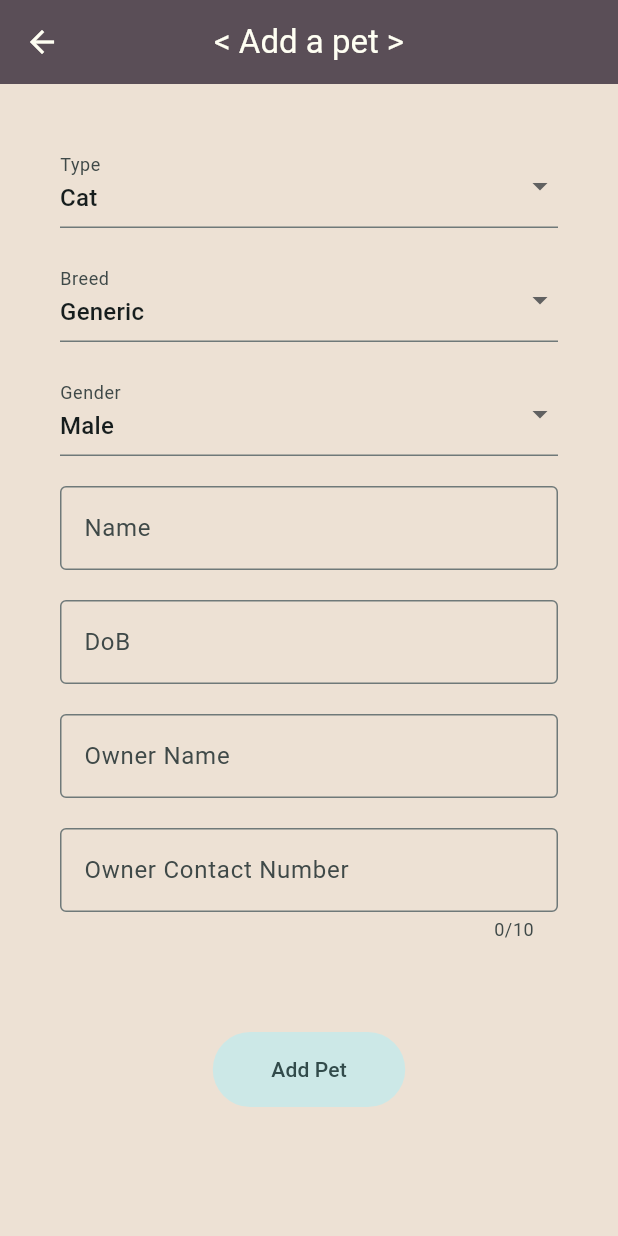
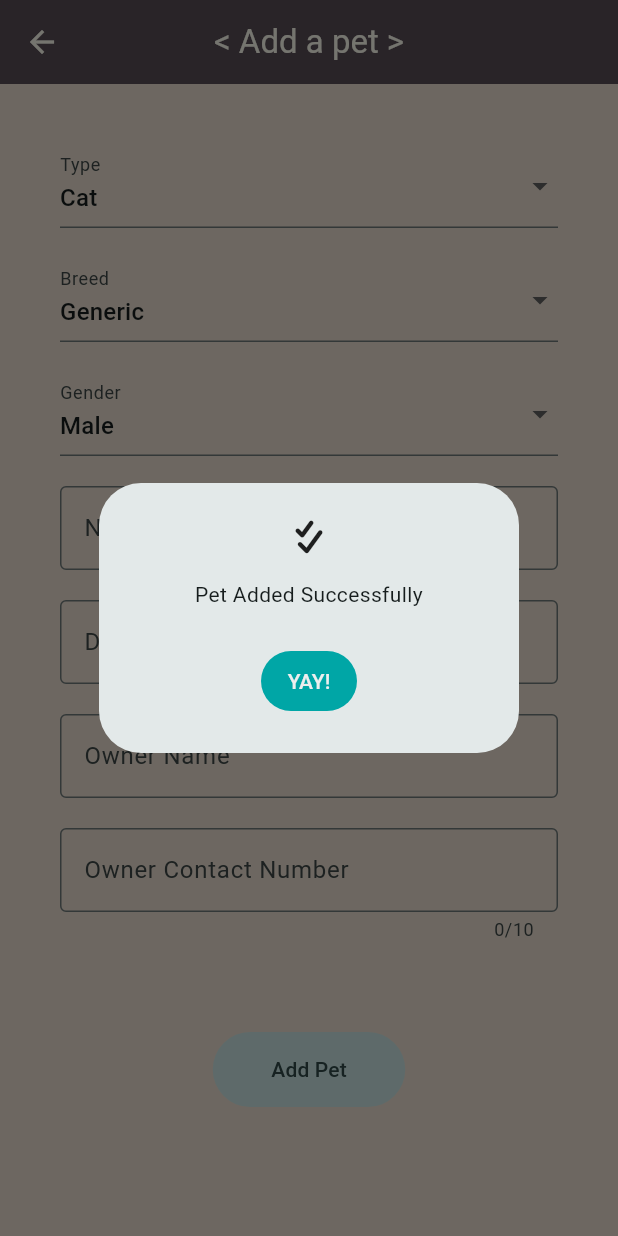
Before and after one commit to neophyte88/voidpets, a Flutter app: the AddPet screen opened directly, after a tap on "Add Pet", on a phone screen of 412 x 824 dp. Run offline on Flutter 3.47's test engine with Material 3 defaults, Android fonts, the light colour scheme and no system bars; our stand-ins replace drift, drift_flutter, font_awesome_flutter; accounts and stored records are empty; generated files the repository leaves out were written again.

Commit message:
feat: Implement pet addition functionality and database integration with drift and other changes idk

```diff
--- a/lib/components/pet_card.dart
+++ b/lib/components/pet_card.dart
@@ -3,12 +3,13 @@ import 'package:font_awesome_flutter/font_awesome_flutter.dart';
 import 'package:voidpets/screens/pet_detail.dart';
 
 class PetCard extends StatelessWidget {
-  const PetCard(this.pet_name, this.pet_age, this.pet_type, this.pet_id, {super.key});
+  const PetCard(this.pet_name, this.pet_age, this.pet_type, this.pet_id, this.pet_breed, {super.key});
 
   final String pet_name;
   final int pet_age;
   final String pet_type;
   final int pet_id;
+  final String pet_breed;
 
   @override
   Widget build(BuildContext context) {
@@ -16,20 +17,22 @@ class PetCard extends StatelessWidget {
             color: const Color(0XFFECE9EB),
             child: InkWell(
                 onTap: () {
-          print("Card $pet_name tapped");
           Navigator.push(
             context,
             MaterialPageRoute(builder: (context) => PetDetail()),
             );
         },
               child: Padding(
-                padding: const EdgeInsets.all(10),
+                padding: const EdgeInsets.all(5),
                 child: Column(
                   mainAxisAlignment: MainAxisAlignment.center,
                   children: [
-                    Icon(
-                      pet_type == "cat" ? FontAwesomeIcons.cat : FontAwesomeIcons.dog,
-                      size: 40, color: Color(0xFF211C20),
+                    Padding(
+                      padding: const EdgeInsets.only(bottom: 15),
+                      child: Icon(
+                        pet_type == "Cat" ? FontAwesomeIcons.cat : FontAwesomeIcons.dog,
+                        size: 40, color: Color(0xFF211C20),
+                      ),
                     ),
 
                     Text(
@@ -40,7 +43,7 @@ class PetCard extends StatelessWidget {
 
                     ),
                     const SizedBox(height: 1),
-                    Text(pet_type),
+                    Text("$pet_type - $pet_breed", style: TextStyle(fontSize: 15, color: Color(0xFF211C20))),
                     Text("Age: ${pet_age}"),
                   ],
                 ),
--- /dev/null
+++ b/lib/database/database.dart
@@ -0,0 +1,43 @@
+import 'package:drift/drift.dart';
+import 'package:drift_flutter/drift_flutter.dart';
+import 'package:path_provider/path_provider.dart';
+
+part 'database.g.dart';
+
+class Pet extends Table {
+
+  IntColumn get id => integer().autoIncrement()();
+  TextColumn get name => text().withLength(min: 1, max:100)();
+  TextColumn get type => text().withLength(min: 1, max:100)();
+  TextColumn get breed => text().withLength(min: 1, max:100)();
+  TextColumn get gender => text().withLength(min:1, max:10)();
+  DateTimeColumn get dob => dateTime()();
+  RealColumn get weight => real().nullable()();
+  TextColumn get owner_name => text().withLength(min: 1, max:100)();
+  TextColumn get owner_contact => text().withLength(min: 1, max:100)();
+
+}
+
+@DriftDatabase(tables: [Pet])
+class AppDatabase extends _$AppDatabase {
+  // After generating code, this class needs to define a `schemaVersion` getter
+  // and a constructor telling drift where the database should be stored.
+  // These are described in the getting started guide: https://drift.simonbinder.eu/setup/
+  AppDatabase([QueryExecutor? executor]) : super(executor ?? _openConnection());
+
+  @override
+  int get schemaVersion => 1;
+
+  static QueryExecutor _openConnection() {
+    return driftDatabase(
+      name: 'void_pets_database',
+      native: const DriftNativeOptions(
+        // By default, `driftDatabase` from `package:drift_flutter` stores the
+        // database files in `getApplicationDocumentsDirectory()`.
+        databaseDirectory: getApplicationSupportDirectory,
+      ),
+      // If you need web support, see https://drift.simonbinder.eu/platforms/web/
+    );
+  }
+
+}
--- a/lib/screens/add_pet.dart
+++ b/lib/screens/add_pet.dart
@@ -1,5 +1,13 @@
+// Main
 import 'package:flutter/material.dart';
 import 'package:font_awesome_flutter/font_awesome_flutter.dart';
+
+// Components
+
+// Screens
+
+// Database
+import 'package:voidpets/database/database.dart';
 
 class AddPet extends StatefulWidget {
   const AddPet({super.key});
@@ -9,6 +17,7 @@ class AddPet extends StatefulWidget {
 }
 
 class _AddPetState extends State<AddPet> {
+  final database = AppDatabase();
   final _form_global_key = GlobalKey<FormState>();
 
   String new_pet_type = "Cat";
@@ -27,7 +36,7 @@ class _AddPetState extends State<AddPet> {
       "Good Boy": "Good Boy",
       "Good Girl": "Good Girl",
       "Satan": "Satan",
-      "Blob": "Blob"
+      "Blob": "Blob",
     },
     "Dog": {
       "Generic": "Generic",
@@ -37,14 +46,26 @@ class _AddPetState extends State<AddPet> {
       "Good Boy": "Good Boy",
       "Good Girl": "Good Girl",
       "Satan": "Satan",
-      "Blob": "Blob"
+      "Blob": "Blob",
     },
-    "-":
-    {
-      "Choose an Option": "Choose an Option"
-    }
+    "-": {"Choose an Option": "Choose an Option"},
   };
 
+  Future<void> addPet() async {
+    await database
+        .into(database.pet)
+        .insert(
+          PetCompanion.insert(
+            name: new_pet_name,
+            type: new_pet_type,
+            breed: new_pet_breed,
+            gender: new_pet_gender,
+            dob: new_pet_dob,
+            owner_name: new_pet_owner_name,
+            owner_contact: new_pet_owner_name,
+          ),
+        );
+  }
 
   @override
   Widget build(BuildContext context) {
@@ -91,7 +112,10 @@ class _AddPetState extends State<AddPet> {
 
                 // ],
                 items: (breeds[new_pet_type] ?? {}).entries.map((entry) {
-                  return DropdownMenuItem(value: entry.key.toString(), child: Text(entry.value));
+                  return DropdownMenuItem(
+                    value: entry.key.toString(),
+                    child: Text(entry.value),
+                  );
                 }).toList(),
 
                 onChanged: (value) {
@@ -164,11 +188,38 @@ class _AddPetState extends State<AddPet> {
               Center(
                 child: FilledButton.tonal(
                   onPressed: () {
-                    // TODO add this data to the db, theres no other way to do it sadly
-                    print("Submit pressed!");
                     _form_global_key.currentState!.save();
-                    print(new_pet_owner_contact);
+                    addPet();
+                    showDialog(
+                      context: context,
+                      builder: (BuildContext context) {
+                        return AlertDialog(
+                          title: Icon(FontAwesomeIcons.checkDouble),
+                          content: const Text(
+                            'Pet Added Successfully',
+                            textAlign: TextAlign.center,
+                          ),
+                          actionsAlignment: MainAxisAlignment.center,
+                          actions: [
+                            TextButton(
+                              style: TextButton.styleFrom(
+                                backgroundColor:
+                                    Color(0xFF00A6A6), // Text and icon color
+                                foregroundColor:
+                                    Colors.grey[200], // Optional background
+                              ),
+                              onPressed: () {
+                                Navigator.pop(context);
+                                Navigator.pop(context);
 
+                              },
+                                   // Closes the dialog
+                              child: const Text('YAY!'),
+                            ),
+                          ],
+                        );
+                      },
+                    );
                   },
                   child: Container(
                     padding: EdgeInsets.all(15),
--- a/pubspec.yaml
+++ b/pubspec.yaml
@@ -35,6 +35,9 @@ dependencies:
   # Use with the CupertinoIcons class for iOS style icons.
   cupertino_icons: ^1.0.8
   font_awesome_flutter: ^10.12.0
+  drift: ^2.32.0
+  drift_flutter: ^0.3.0
+  path_provider: ^2.1.5
 
 dev_dependencies:
   flutter_test:
@@ -46,6 +49,8 @@ dev_dependencies:
   # package. See that file for information about deactivating specific lint
   # rules and activating additional ones.
   flutter_lints: ^6.0.0
+  drift_dev: ^2.32.0
+  build_runner: ^2.13.0
 
 # For information on the generic Dart part of this file, see the
 # following page: https://dart.dev/tools/pub/pubspec
```
Also changed, not shown: lib/screens/home.dart (+33 -19 lines), lib/screens/pet_detail.dart (+8 -0 lines), lib/database/database.g.dart (added), lib/helpers/utils.dart (added), pubspec.lock.
